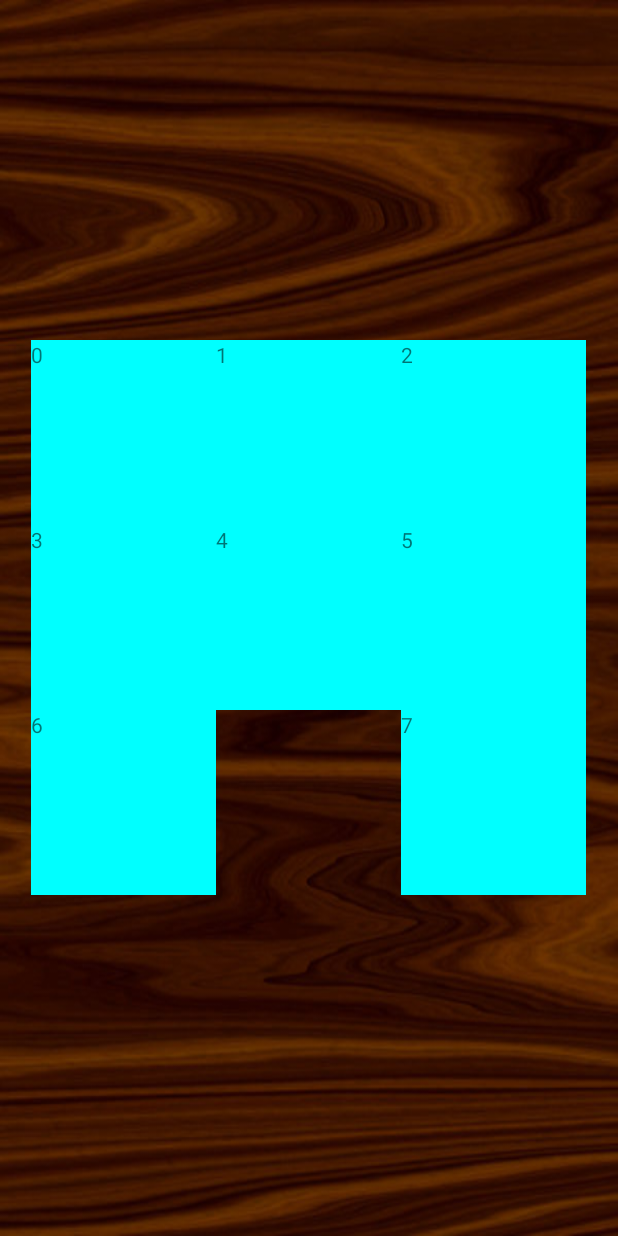
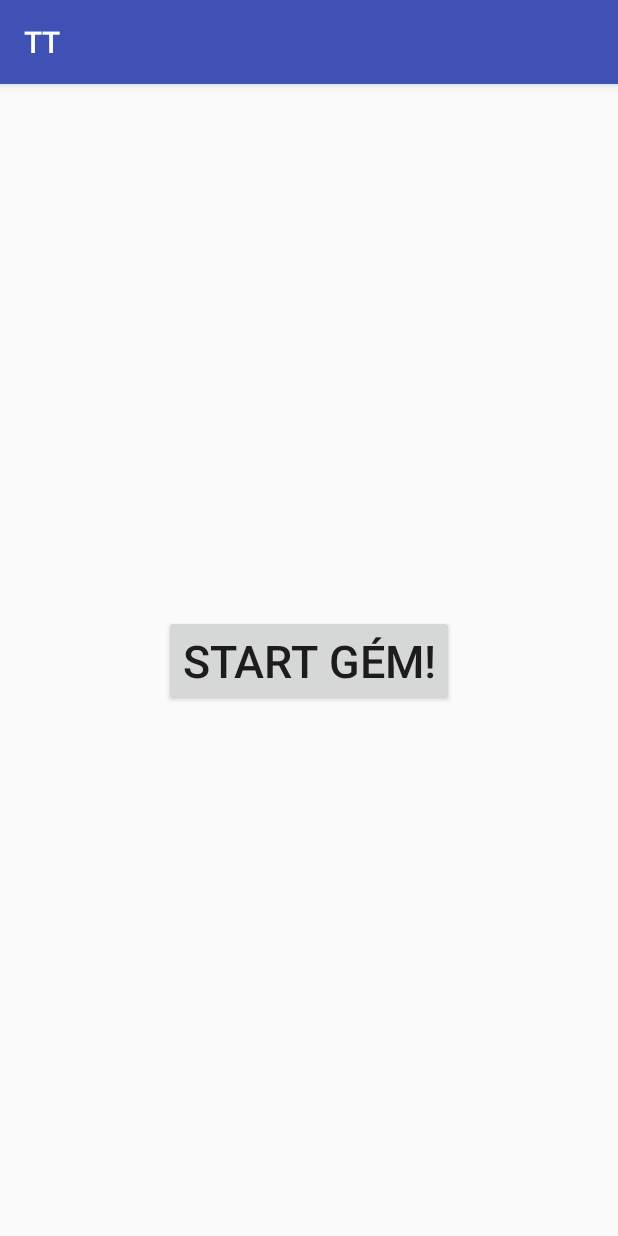
Before and after one commit to szgyf-hu/TT, an Android app: the screen it shows after launch (MainActivity before the commit, Main2Activity after it), on a phone screen of 412 x 824 dp. Run offline under Robolectric (Android 15) with nearby library versions, the phone set to English and light mode, and no system bars.

```diff
--- a/app/src/main/AndroidManifest.xml
+++ b/app/src/main/AndroidManifest.xml
@@ -10,9 +10,11 @@
         android:supportsRtl="true"
         android:theme="@style/AppTheme">
         <activity android:name=".MainActivity">
+
+        </activity>
+        <activity android:name=".Main2Activity">
             <intent-filter>
                 <action android:name="android.intent.action.MAIN" />
-
                 <category android:name="android.intent.category.LAUNCHER" />
             </intent-filter>
         </activity>
--- /dev/null
+++ b/app/src/main/java/hu/szgyf/android/tt/Main2Activity.java
@@ -0,0 +1,27 @@
+package hu.szgyf.android.tt;
+
+import android.content.Intent;
+import android.support.v7.app.AppCompatActivity;
+import android.os.Bundle;
+import android.view.View;
+import android.widget.Button;
+
+public class Main2Activity extends AppCompatActivity {
+
+    @Override
+    protected void onCreate(Bundle savedInstanceState) {
+        super.onCreate(savedInstanceState);
+        setContentView(R.layout.activity_main2);
+
+        ((Button)findViewById(R.id.startgame)).setOnClickListener(
+                new View.OnClickListener() {
+            @Override
+            public void onClick(View v) {
+                Intent i= new Intent(Main2Activity.this,
+                        MainActivity.class);
+                startActivity(i);
+
+            }
+        });
+    }
+}
--- /dev/null
+++ b/app/src/main/res/layout/activity_main2.xml
@@ -0,0 +1,21 @@
+<?xml version="1.0" encoding="utf-8"?>
+<android.support.constraint.ConstraintLayout xmlns:android="http://schemas.android.com/apk/res/android"
+    xmlns:app="http://schemas.android.com/apk/res-auto"
+    xmlns:tools="http://schemas.android.com/tools"
+    android:layout_width="match_parent"
+    android:layout_height="match_parent"
+    tools:context="hu.szgyf.android.tt.Main2Activity">
+
+    <Button
+        android:id="@+id/startgame"
+        android:layout_width="wrap_content"
+        android:layout_height="wrap_content"
+        android:text="Start Gém!"
+        android:textSize="30sp"
+        app:layout_constraintLeft_toLeftOf="parent"
+        app:layout_constraintRight_toRightOf="parent"
+        app:layout_constraintTop_toTopOf="parent"
+        app:layout_constraintBottom_toBottomOf="parent"
+        />
+
+</android.support.constraint.ConstraintLayout>
```
Also changed, not shown: app/src/main/java/hu/szgyf/android/tt/MainActivity.java (+124 -64 lines), app/src/main/res/drawable/monguz.jpg (added).
